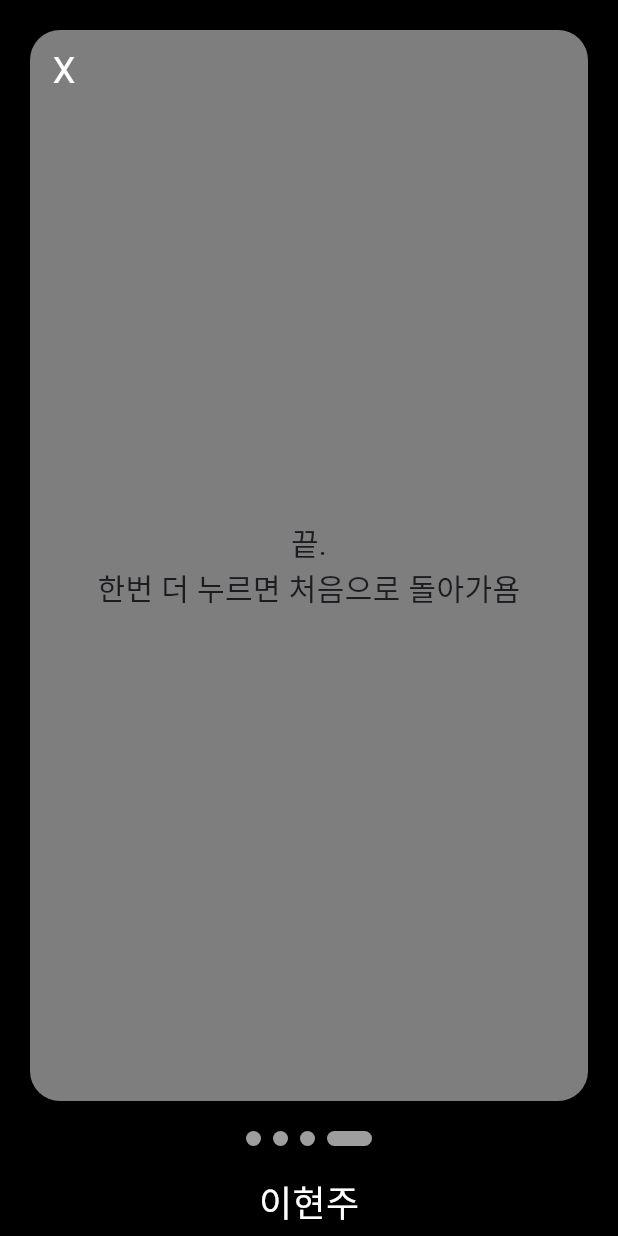
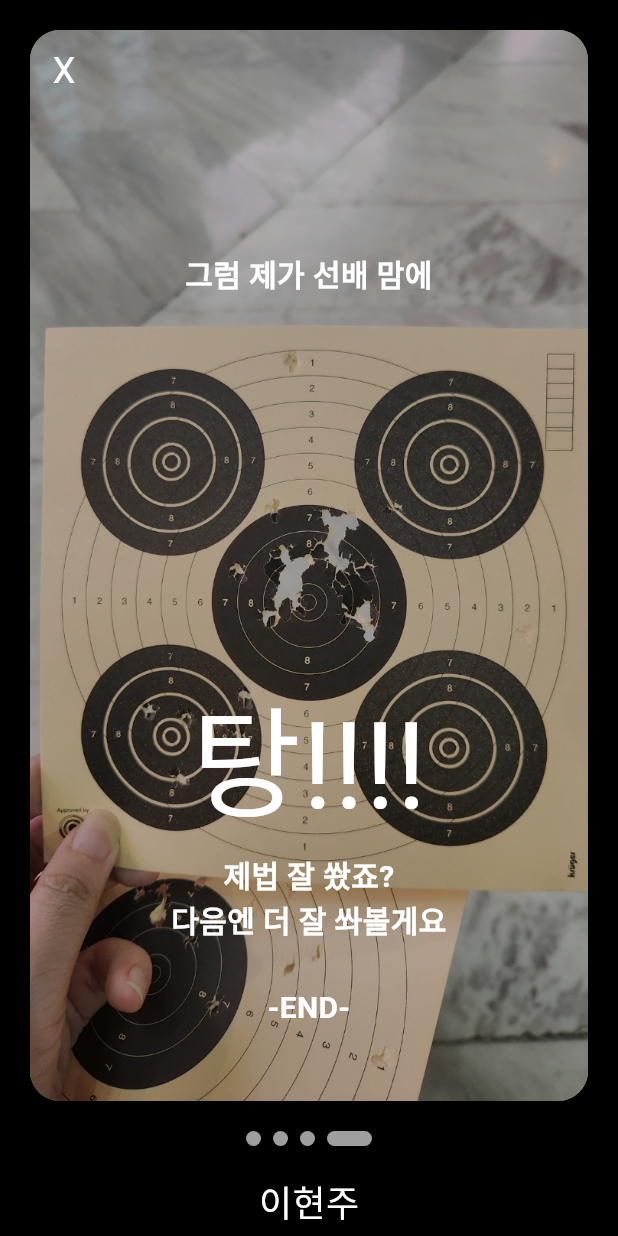
Before and after one commit to LeeHJuu/practice_team_info_app, a Flutter app: the MemberPageLhj screen opened directly, swiped to page 4, on a phone screen of 412 x 824 dp. Run offline on Flutter 3.47's test engine with Material 3 defaults, Android fonts, the phone set to English and light mode, and no system bars; drawn by our look-alikes of smooth_page_indicator; our stand-ins replace get; missing offline and left inert: loop_page_view; network calls fail.

Commit message:
Refactor "initialPage 관련 코드 수정"
showing_info_page.dart initalPage 관련 코드 수정. 페이지 루프를 위해 loop_page_view 라이브러리 추가.

member_page_lhj 페이지 수정.

```diff
--- a/lib/member_page_lhj.dart
+++ b/lib/member_page_lhj.dart
@@ -209,13 +209,47 @@ class MemberPageLhj extends StatelessWidget {
   Widget FourthScreen() {
     return SizedBox.expand(
       child: Container(
-        color: const Color.fromARGB(255, 126, 126, 126),
-        child: const Center(
-          child: Text(
-            '끝.\n한번 더 누르면 처음으로 돌아가욤',
-            style: TextStyle(fontSize: 20),
-            textAlign: TextAlign.center,
-          ),
+        color: const Color.fromARGB(255, 92, 156, 49),
+        child: Stack(
+          fit: StackFit.expand,
+          children: [
+            Image.asset('assets/images/lhj1.jpg', fit: BoxFit.cover,),
+            Container(
+                color: const Color.fromRGBO(0, 0, 0, 0.281),
+                // alignment: Alignment.center,
+                padding: const EdgeInsets.all(30),
+                child: const Column(
+                  mainAxisAlignment: MainAxisAlignment.center,
+                  children: [
+                    SizedBox(height: 100),
+                    Text(
+                      "그럼 제가 선배 맘에",
+                      style: TextStyle(
+                          color: Colors.white,
+                          fontWeight: FontWeight.bold,
+                          fontSize: 20),
+                      textAlign: TextAlign.center,
+                    ),
+                    SizedBox(height: 250,),
+                    Text(
+                      "탕!!!!",
+                      style: TextStyle(
+                        color: Colors.white,
+                        fontSize: 80,
+                      ),
+                      textAlign: TextAlign.center,
+                    ),
+                    Text(
+                      "제법 잘 쐈죠?\n다음엔 더 잘 쏴볼게요\n\n-END-",
+                      style: TextStyle(
+                          color: Colors.white,
+                          fontWeight: FontWeight.bold,
+                          fontSize: 20),
+                      textAlign: TextAlign.center,
+                    ),
+                  ],
+                )),
+          ],
         ),
       ),
     );
--- a/pubspec.yaml
+++ b/pubspec.yaml
@@ -38,6 +38,7 @@ dependencies:
   cupertino_icons: ^1.0.8
   get: ^4.6.6
   smooth_page_indicator: ^1.2.0+3
+  loop_page_view: ^1.2.5
 
 dev_dependencies:
   flutter_test:
```
Also changed, not shown: lib/showing_info_pages.dart (+23 -22 lines), assets/images/lhj1.jpg (added), pubspec.lock.
